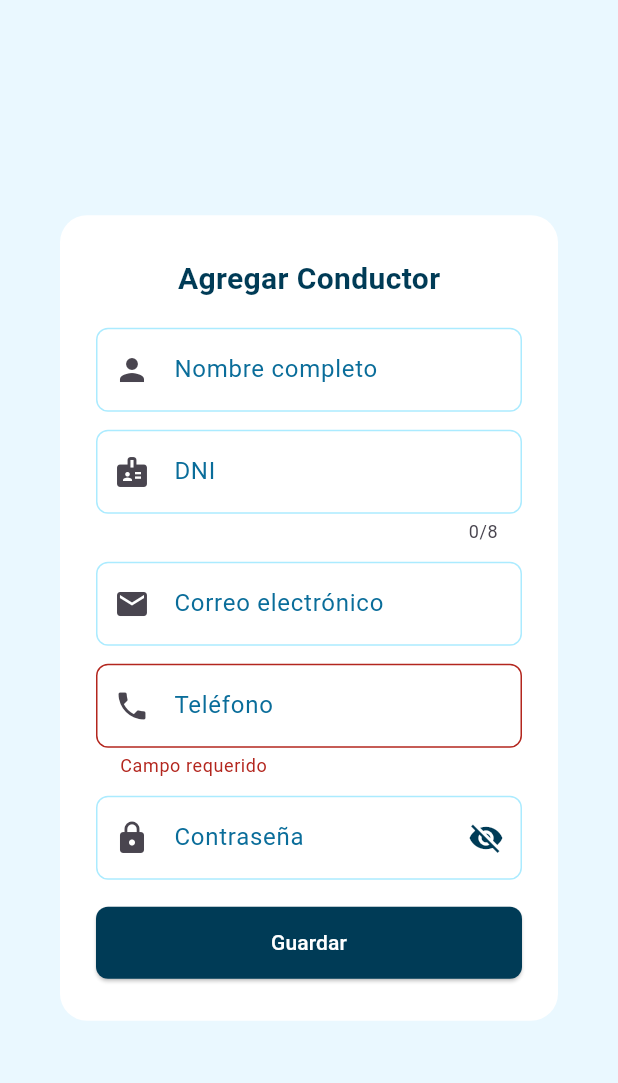
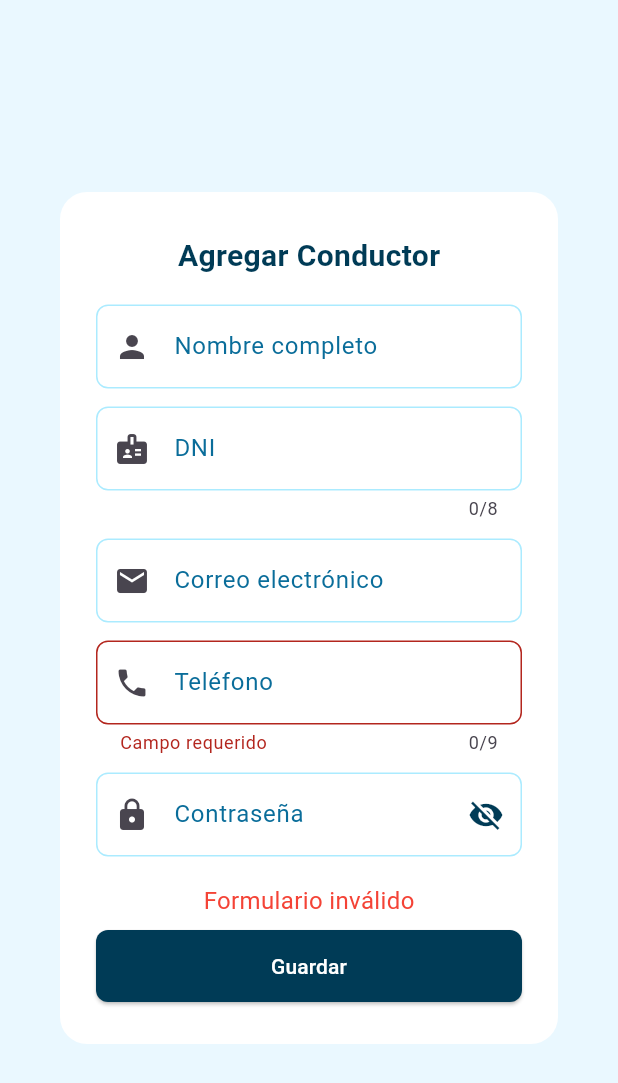
Before and after one commit to Salchichon057/app_clean_truck, a Flutter app: the AddTruckDriverDialog widget shown alone on an empty page, opened directly, after a tap on "Guardar", on a phone screen of 412 x 824 dp. Shown: the top 1083 px of the screen. Run offline on Flutter 3.47's test engine with Material 3 defaults, Android fonts, the phone set to English and light mode, and no system bars; our stand-ins replace cloud_firestore, cloud_functions, firebase_auth, firebase_core, flutter_dotenv, flutter_map and 8 more; accounts and stored records are empty.

Commit message:
feat: add Firebase Cloud Functions for creating truck drivers
- Created a new Firebase Cloud Function `createTruckDriver` to handle the creation of truck driver users.
- Added necessary dependencies in `package.json` for Firebase Functions and TypeScript.
- Implemented TypeScript configuration files for development and production.
- Updated the Dart view model to call the new Cloud Function instead of directly interacting with Firebase Auth and Firestore.
- Refactored the UI dialog for adding truck drivers to use TextEditingControllers for better state management.
- Enhanced error handling and user feedback in the UI.
- Updated the citizen incident history screen to include user names in incident cards.
- Added cloud_functions dependency in pubspec.yaml.

```diff
--- a/lib/features/admin/presentation/viewmodels/add_truck_driver_viewmodel.dart
+++ b/lib/features/admin/presentation/viewmodels/add_truck_driver_viewmodel.dart
@@ -1,10 +1,7 @@
+import 'package:comaslimpio/core/services/firestore_service.dart';
 import 'package:comaslimpio/features/admin/presentation/providers/add_truck_form_provider.dart';
 import 'package:flutter_riverpod/flutter_riverpod.dart';
-import 'package:cloud_firestore/cloud_firestore.dart';
-import 'package:firebase_auth/firebase_auth.dart';
-import 'package:comaslimpio/features/auth/domain/models/app_user.dart';
-import 'package:comaslimpio/features/auth/domain/models/notification_preferences.dart';
-import 'package:comaslimpio/features/auth/infrastructure/mappers/app_user_mapper.dart';
+import 'package:cloud_functions/cloud_functions.dart';
 import 'package:comaslimpio/core/models/location.dart';
 
 class AddTruckDriverViewModel extends StateNotifier<AsyncValue<void>> {
@@ -18,6 +15,8 @@ class AddTruckDriverViewModel extends StateNotifier<AsyncValue<void>> {
 
   Future<void> submit() async {
     final form = ref.read(addTruckDriverFormProvider);
+    final firestoreService = ref.read(firestoreServiceProvider);
+
     if (!form.isValid) {
       ref
           .read(addTruckDriverFormProvider.notifier)
@@ -27,12 +26,14 @@ class AddTruckDriverViewModel extends StateNotifier<AsyncValue<void>> {
     state = const AsyncValue.loading();
     ref.read(addTruckDriverFormProvider.notifier).setSubmitting(true);
     try {
-      // Verifica si ya existe el usuario
-      final existing = await FirebaseFirestore.instance
-          .collection('app_users')
-          .where('email', isEqualTo: form.email.value.trim())
-          .get();
-      if (existing.docs.isNotEmpty) {
+      // Usa FirestoreService para verificar si ya existe el usuario
+      final existingStream = firestoreService.streamCollectionWhere(
+        'app_users',
+        'email',
+        form.email.value.trim(),
+      );
+      final existingSnapshot = await existingStream.first;
+      if (existingSnapshot.docs.isNotEmpty) {
         ref
             .read(addTruckDriverFormProvider.notifier)
             .setError('Ya existe un usuario con ese correo.');
@@ -41,44 +42,24 @@ class AddTruckDriverViewModel extends StateNotifier<AsyncValue<void>> {
         return;
       }
 
-      // Crea usuario en Firebase Auth
-      final auth = FirebaseAuth.instance;
-      final userCred = await auth.createUserWithEmailAndPassword(
-        email: form.email.value.trim(),
-        password: form.password.value.trim(),
+      // Llama a la Cloud Function para crear el usuario
+      final callable = FirebaseFunctions.instance.httpsCallable(
+        'createTruckDriver',
       );
-      final uid = userCred.user?.uid;
-      if (uid == null) throw Exception('No se pudo crear el usuario');
+      final result = await callable.call({
+        'email': form.email.value.trim(),
+        'password': form.password.value.trim(),
+        'name': form.name.value.trim(),
+        'dni': form.dni.value.trim(),
+        'phoneNumber': form.phone.trim(),
+      });
 
-      // Crea AppUser
-      final appUser = AppUser(
-        uid: uid,
-        name: form.name.value.trim(),
-        email: form.email.value.trim(),
-        phoneNumber: form.phone.trim(),
-        dni: form.dni.value.trim(),
-        role: 'truck_driver',
-        location: defaultLocation,
-        status: 'active',
-        createdAt: Timestamp.now(),
-        notificationPreferences: NotificationPreferences(
-          daytimeAlerts: true,
-          nighttimeAlerts: true,
-          daytimeStart: '06:00',
-          daytimeEnd: '20:00',
-          nighttimeStart: '20:00',
-          nighttimeEnd: '06:00',
-        ),
-      );
-
-      await FirebaseFirestore.instance
-          .collection('app_users')
-          .doc(uid)
-          .set(AppUserMapper.toJson(appUser));
-
+      print('Resultado función Cloud: ${result.data}');
       ref.read(addTruckDriverFormProvider.notifier).clear();
       state = const AsyncValue.data(null);
-    } catch (e) {
+    } catch (e, st) {
+      print('Error al crear usuario: $e');
+      print('StackTrace: $st');
       ref
           .read(addTruckDriverFormProvider.notifier)
           .setError('Error: ${e.toString()}');
--- a/lib/features/admin/presentation/widgets/add_truck_driver_dialog.dart
+++ b/lib/features/admin/presentation/widgets/add_truck_driver_dialog.dart
@@ -13,13 +13,51 @@ class AddTruckDriverDialog extends ConsumerStatefulWidget {
 }
 
 class _AddTruckDriverDialogState extends ConsumerState<AddTruckDriverDialog> {
-  final _formKey = GlobalKey<FormState>();
+  late final TextEditingController _nameController;
+  late final TextEditingController _dniController;
+  late final TextEditingController _emailController;
+  late final TextEditingController _phoneController;
+  late final TextEditingController _passwordController;
   bool _obscurePassword = true;
+
+  @override
+  void initState() {
+    super.initState();
+    final form = ref.read(addTruckDriverFormProvider);
+    _nameController = TextEditingController(text: form.name.value);
+    _dniController = TextEditingController(text: form.dni.value);
+    _emailController = TextEditingController(text: form.email.value);
+    _phoneController = TextEditingController(text: form.phone);
+    _passwordController = TextEditingController(text: form.password.value);
+  }
+
+  @override
+  void dispose() {
+    _nameController.dispose();
+    _dniController.dispose();
+    _emailController.dispose();
+    _phoneController.dispose();
+    _passwordController.dispose();
+    super.dispose();
+  }
 
   @override
   Widget build(BuildContext context) {
     final form = ref.watch(addTruckDriverFormProvider);
     final viewModel = ref.watch(addTruckDriverViewModelProvider);
+
+    // Sincroniza los controladores con el estado del formulario
+    _nameController.value = _nameController.value.copyWith(
+      text: form.name.value,
+    );
+    _dniController.value = _dniController.value.copyWith(text: form.dni.value);
+    _emailController.value = _emailController.value.copyWith(
+      text: form.email.value,
+    );
+    _phoneController.value = _phoneController.value.copyWith(text: form.phone);
+    _passwordController.value = _passwordController.value.copyWith(
+      text: form.password.value,
+    );
 
     return Dialog(
       backgroundColor: Colors.white,
@@ -27,8 +65,6 @@ class _AddTruckDriverDialogState extends ConsumerState<AddTruckDriverDialog> {
       child: Padding(
         padding: const EdgeInsets.symmetric(horizontal: 24, vertical: 28),
         child: SingleChildScrollView(
-          child: Form(
-            key: _formKey,
           child: Column(
             mainAxisSize: MainAxisSize.min,
             children: [
@@ -41,59 +77,66 @@ class _AddTruckDriverDialogState extends ConsumerState<AddTruckDriverDialog> {
                 ),
               ),
               const SizedBox(height: 18),
-                TextFormField(
-                  decoration: const InputDecoration(
-                    labelText: 'Nombre completo',
-                    prefixIcon: Icon(Icons.person),
+              TextField(
+                controller: _nameController,
+                decoration: _inputDecoration(
+                  label: 'Nombre completo',
+                  icon: Icons.person,
+                  errorText: form.name.errorMessage,
+                ),
+                onChanged: (v) =>
+                    ref.read(addTruckDriverFormProvider.notifier).updateName(v),
+              ),
+              const SizedBox(height: 12),
+              TextField(
+                controller: _dniController,
+                keyboardType: TextInputType.number,
+                maxLength: 8,
+                decoration: _inputDecoration(
+                  label: 'DNI',
+                  icon: Icons.badge,
+                  errorText: form.dni.errorMessage,
+                ),
+                onChanged: (v) =>
+                    ref.read(addTruckDriverFormProvider.notifier).updateDni(v),
+              ),
+              const SizedBox(height: 12),
+              TextField(
+                controller: _emailController,
+                keyboardType: TextInputType.emailAddress,
+                decoration: _inputDecoration(
+                  label: 'Correo electrónico',
+                  icon: Icons.email,
+                  errorText: form.email.errorMessage,
                 ),
                 onChanged: (v) => ref
                     .read(addTruckDriverFormProvider.notifier)
-                      .updateName(v),
-                  validator: (_) => form.name.errorMessage,
+                    .updateEmail(v),
               ),
               const SizedBox(height: 12),
-                TextFormField(
-                  decoration: const InputDecoration(
-                    labelText: 'DNI',
-                    prefixIcon: Icon(Icons.badge),
+              TextField(
+                controller: _phoneController,
+                keyboardType: TextInputType.phone,
+                maxLength: 9,
+                decoration: _inputDecoration(
+                  label: 'Teléfono',
+                  icon: Icons.phone,
+                  errorText: form.phone.trim().isEmpty
+                      ? 'Campo requerido'
+                      : null,
                 ),
-                  keyboardType: TextInputType.number,
-                  maxLength: 8,
-                  onChanged: (v) => ref
-                      .read(addTruckDriverFormProvider.notifier)
-                      .updateDni(v),
-                  validator: (_) => form.dni.errorMessage,
-                ),
-                const SizedBox(height: 12),
-                TextFormField(
-                  decoration: const InputDecoration(
-                    labelText: 'Correo electrónico',
-                    prefixIcon: Icon(Icons.email),
-                  ),
-                  keyboardType: TextInputType.emailAddress,
-                  onChanged: (v) => ref
-                      .read(addTruckDriverFormProvider.notifier)
-                      .updateEmail(v),
-                  validator: (_) => form.email.errorMessage,
-                ),
-                const SizedBox(height: 12),
-                TextFormField(
-                  decoration: const InputDecoration(
-                    labelText: 'Teléfono',
-                    prefixIcon: Icon(Icons.phone),
-                  ),
-                  keyboardType: TextInputType.phone,
                 onChanged: (v) => ref
                     .read(addTruckDriverFormProvider.notifier)
                     .updatePhone(v),
-                  validator: (v) =>
-                      v == null || v.trim().isEmpty ? 'Campo requerido' : null,
               ),
               const SizedBox(height: 12),
-                TextFormField(
-                  decoration: InputDecoration(
-                    labelText: 'Contraseña',
-                    prefixIcon: const Icon(Icons.lock),
+              TextField(
+                controller: _passwordController,
+                obscureText: _obscurePassword,
+                decoration: _inputDecoration(
+                  label: 'Contraseña',
+                  icon: Icons.lock,
+                  errorText: form.password.errorMessage,
                   suffixIcon: IconButton(
                     icon: Icon(
                       _obscurePassword
@@ -108,11 +151,9 @@ class _AddTruckDriverDialogState extends ConsumerState<AddTruckDriverDialog> {
                     },
                   ),
                 ),
-                  obscureText: _obscurePassword,
                 onChanged: (v) => ref
                     .read(addTruckDriverFormProvider.notifier)
                     .updatePassword(v),
-                  validator: (_) => form.password.errorMessage,
               ),
               const SizedBox(height: 18),
               if (form.errorMessage != null)
@@ -137,7 +178,6 @@ class _AddTruckDriverDialogState extends ConsumerState<AddTruckDriverDialog> {
                   onPressed: viewModel.isLoading
                       ? null
                       : () async {
-                            if (!_formKey.currentState!.validate()) return;
                           await ref
                               .read(addTruckDriverViewModelProvider.notifier)
                               .submit();
@@ -163,7 +203,20 @@ class _AddTruckDriverDialogState extends ConsumerState<AddTruckDriverDialog> {
           ),
         ),
       ),
-      ),
+    );
+  }
+
+  InputDecoration _inputDecoration({
+    required String label,
+    required IconData icon,
+    String? errorText,
+    Widget? suffixIcon,
+  }) {
+    return InputDecoration(
+      labelText: label,
+      prefixIcon: Icon(icon),
+      errorText: errorText,
+      suffixIcon: suffixIcon,
     );
   }
 }
--- a/lib/features/citizen/presentation/views/citizen_incident_history_screen.dart
+++ b/lib/features/citizen/presentation/views/citizen_incident_history_screen.dart
@@ -1,3 +1,4 @@
+import 'package:comaslimpio/features/auth/presentation/providers/auth_providers.dart';
 import 'package:comaslimpio/features/citizen/presentation/components/incident_card.dart';
 import 'package:flutter/material.dart';
 import 'package:flutter_riverpod/flutter_riverpod.dart';
@@ -10,6 +11,7 @@ class CitizenIncidentHistoryScreen extends ConsumerWidget {
   @override
   Widget build(BuildContext context, WidgetRef ref) {
     final incidentsAsync = ref.watch(userIncidentsProvider);
+    final user = ref.watch(currentUserProvider);
 
     return Scaffold(
       appBar: AppBar(
@@ -27,7 +29,7 @@ class CitizenIncidentHistoryScreen extends ConsumerWidget {
             itemCount: incidents.length,
             itemBuilder: (context, index) {
               final incident = incidents[index];
-              return IncidentCard(incident: incident);
+              return IncidentCard(incident: incident, userName: user?.name ?? 'Usuario Desconocido');
             },
           );
         },
--- a/pubspec.yaml
+++ b/pubspec.yaml
@@ -9,6 +9,7 @@ environment:
 
 dependencies:
   cloud_firestore: ^5.6.8
+  cloud_functions: ^5.5.2
   cupertino_icons: ^1.0.8
   firebase_auth: ^5.5.4
   firebase_core: ^3.13.1
```
Also changed, not shown: firebase.json, 8 other files. Lines whose indentation alone changed are shown as unchanged.
